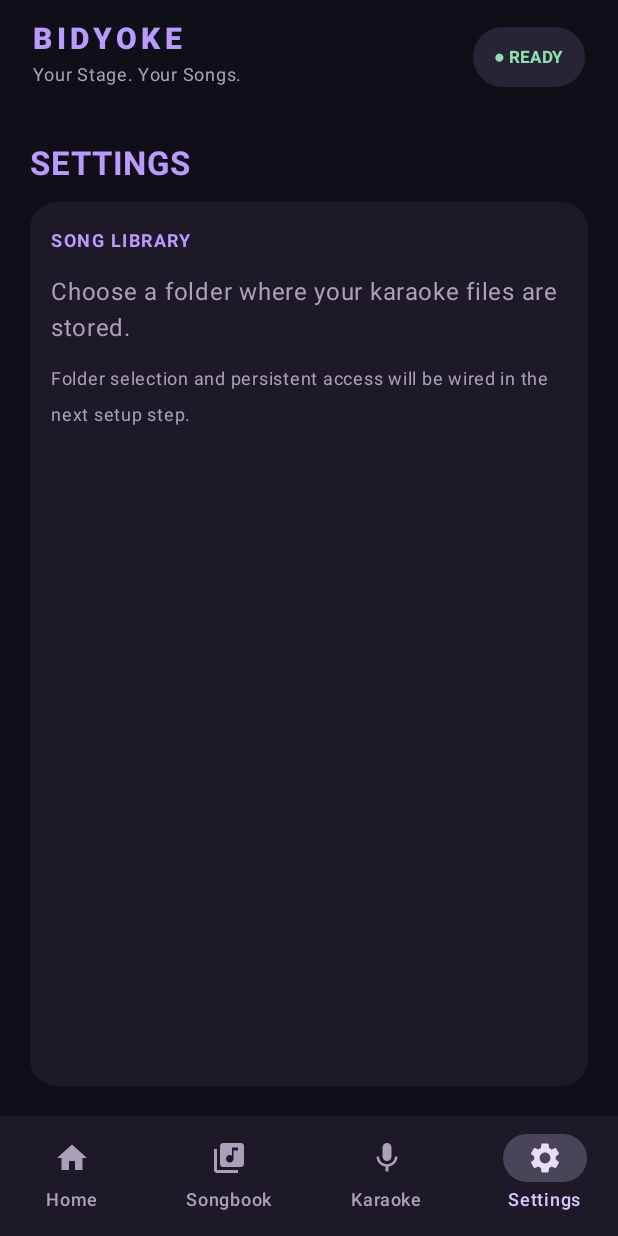
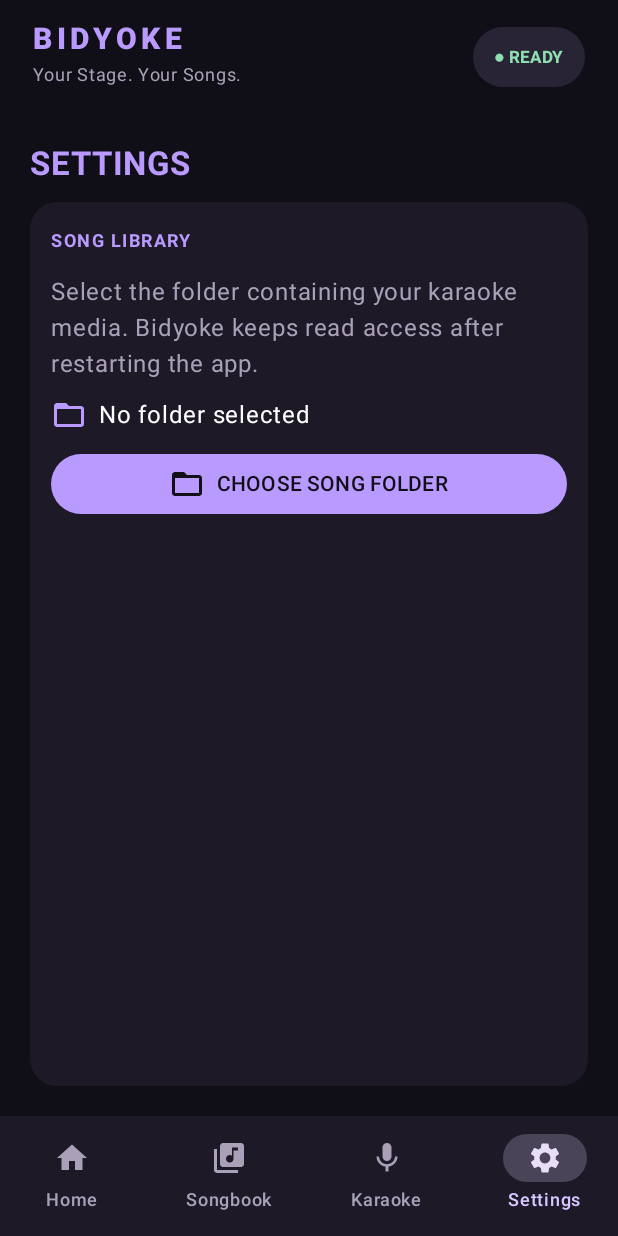
Before and after one commit to mnbvcxz24/Bidyoke, an Android app built with Jetpack Compose: the screen it shows after launch (MainActivity), item 4 of the bottom bar chosen, on a phone screen of 412 x 824 dp. Run offline under Robolectric (Android 15) with nearby library versions, the phone set to English and light mode, and no system bars.

Commit message:
Add persistent karaoke folder selection for debug testing

```diff
--- a/app/src/main/java/com/bidyoke/MainActivity.kt
+++ b/app/src/main/java/com/bidyoke/MainActivity.kt
@@ -1,8 +1,12 @@
 package com.bidyoke
 
+import android.content.Intent
+import android.net.Uri
 import android.os.Bundle
 import androidx.activity.ComponentActivity
+import androidx.activity.compose.rememberLauncherForActivityResult
 import androidx.activity.compose.setContent
+import androidx.activity.result.contract.ActivityResultContracts
 import androidx.compose.foundation.BorderStroke
 import androidx.compose.foundation.background
 import androidx.compose.foundation.clickable
@@ -21,12 +25,15 @@ import androidx.compose.material.icons.filled.Mic
 import androidx.compose.material.icons.filled.PlayArrow
 import androidx.compose.material.icons.filled.Settings
 import androidx.compose.material.icons.filled.QueueMusic
+import androidx.compose.material.icons.filled.FolderOpen
+import androidx.compose.material.icons.filled.Delete
 import androidx.compose.material3.*
 import androidx.compose.runtime.*
 import androidx.compose.ui.Alignment
 import androidx.compose.ui.Modifier
 import androidx.compose.ui.focus.onFocusChanged
 import androidx.compose.ui.graphics.Color
+import androidx.compose.ui.platform.LocalContext
 import androidx.compose.ui.text.font.FontWeight
 import androidx.compose.ui.text.input.KeyboardType
 import androidx.compose.ui.text.style.TextOverflow
@@ -38,6 +45,8 @@ private val Panel = Color(0xFF1D1927)
 private val Raised = Color(0xFF292336)
 private val Violet = Color(0xFFB99AFF)
 private val Muted = Color(0xFFAAA1B8)
+private const val PREFS_NAME = "bidyoke_preferences"
+private const val PREF_SONG_FOLDER = "song_folder_uri"
 
 class MainActivity : ComponentActivity() {
     override fun onCreate(savedInstanceState: Bundle?) {
@@ -73,9 +82,31 @@ private val sampleSongs = listOf(
 
 @Composable
 private fun BidyokeApp() {
+    val context = LocalContext.current
     var destination by remember { mutableStateOf(Destination.HOME) }
     var songNumber by remember { mutableStateOf("") }
     var queue by remember { mutableStateOf(listOf(sampleSongs[1], sampleSongs[3])) }
+    var songFolder by remember {
+        mutableStateOf(
+            context.getSharedPreferences(PREFS_NAME, 0).getString(PREF_SONG_FOLDER, null)
+        )
+    }
+    val folderPicker = rememberLauncherForActivityResult(
+        contract = ActivityResultContracts.OpenDocumentTree()
+    ) { uri: Uri? ->
+        if (uri != null) {
+            try {
+                context.contentResolver.takePersistableUriPermission(
+                    uri, Intent.FLAG_GRANT_READ_URI_PERMISSION
+                )
+                songFolder = uri.toString()
+                context.getSharedPreferences(PREFS_NAME, 0).edit()
+                    .putString(PREF_SONG_FOLDER, uri.toString()).apply()
+            } catch (_: SecurityException) {
+                songFolder = null
+            }
+        }
+    }
     val wide = androidx.compose.ui.platform.LocalConfiguration.current.screenWidthDp >= 700
 
     Column(Modifier.fillMaxSize().background(Ink)) {
@@ -104,7 +135,22 @@ private fun BidyokeApp() {
                     Destination.HOME -> HomeScreen(songNumber, { songNumber = it }, queue, { queue = queue + it }, { destination = Destination.PLAYER })
                     Destination.LIBRARY -> LibraryScreen { song -> queue = queue + song }
                     Destination.PLAYER -> KaraokeScreen()
-                    Destination.SETTINGS -> SettingsScreen()
+                    Destination.SETTINGS -> SettingsScreen(
+                        folderUri = songFolder,
+                        onChooseFolder = { folderPicker.launch(null) },
+                        onClearFolder = {
+                            songFolder?.let { saved ->
+                                try {
+                                    context.contentResolver.releasePersistableUriPermission(
+                                        Uri.parse(saved), Intent.FLAG_GRANT_READ_URI_PERMISSION
+                                    )
+                                } catch (_: SecurityException) { }
+                            }
+                            songFolder = null
+                            context.getSharedPreferences(PREFS_NAME, 0).edit()
+                                .remove(PREF_SONG_FOLDER).apply()
+                        }
+                    )
                 }
             }
         }
@@ -172,7 +218,16 @@ private fun HomeScreen(number: String, onNumberChange: (String) -> Unit, queue:
         }
         SectionCard("IN QUEUE • ${queue.size} SONGS", Modifier.weight(1f).fillMaxHeight()) {
             if (queue.isEmpty()) Text("No song requests yet. Enter a song number to get started.", color = Muted)
-            else LazyColumn(verticalArrangement = Arrangement.spacedBy(8.dp)) { items(queue) { song -> SongRow(song) {} } }
+            else LazyColumn(verticalArrangement = Arrangement.spacedBy(8.dp)) {
+                items(queue) { song ->
+                    Row(verticalAlignment = Alignment.CenterVertically) {
+                        Box(Modifier.weight(1f)) { SongRow(song) {} }
+                        IconButton(onClick = { /* queue editing is intentionally host-only in a later milestone */ }) {
+                            Icon(Icons.Default.QueueMusic, "Queued song", tint = Violet)
+                        }
+                    }
+                }
+            }
             Spacer(Modifier.weight(1f))
             Button(onClick = onOpenPlayer, modifier = Modifier.fillMaxWidth()) {
                 Icon(Icons.Default.PlayArrow, null)
@@ -185,10 +240,23 @@ private fun HomeScreen(number: String, onNumberChange: (String) -> Unit, queue:
 
 @Composable
 private fun LibraryScreen(onAdd: (Song) -> Unit) {
+    var query by remember { mutableStateOf("") }
+    val filtered = sampleSongs.filter {
+        it.number.contains(query.trim(), ignoreCase = true) ||
+            it.title.contains(query.trim(), ignoreCase = true) ||
+            it.artist.contains(query.trim(), ignoreCase = true)
+    }
     Column(Modifier.fillMaxSize().padding(20.dp), verticalArrangement = Arrangement.spacedBy(12.dp)) {
         Text("SONGBOOK", color = Violet, fontSize = 22.sp, fontWeight = FontWeight.Bold)
         Text("Browse by song number, title, or artist. These are sample entries for now.", color = Muted)
-        LazyColumn(verticalArrangement = Arrangement.spacedBy(8.dp)) { items(sampleSongs) { song -> SongRow(song) { onAdd(song) } } }
+        OutlinedTextField(
+            value = query, onValueChange = { query = it }, modifier = Modifier.fillMaxWidth(),
+            label = { Text("Search song number, title, or artist") }, singleLine = true
+        )
+        LazyColumn(verticalArrangement = Arrangement.spacedBy(8.dp)) {
+            items(filtered) { song -> SongRow(song) { onAdd(song) } }
+        }
+        if (filtered.isEmpty()) Text("No matching songs.", color = Muted)
     }
 }
 
@@ -200,30 +268,45 @@ private fun KaraokeScreen() {
                 Column(horizontalAlignment = Alignment.CenterHorizontally) {
                     Icon(Icons.Default.PlayArrow, null, tint = Violet, modifier = Modifier.size(54.dp))
                     Text("KARAOKE VIDEO", color = Violet, fontWeight = FontWeight.Bold, fontSize = 20.sp)
-                    Text("Your song video will appear here", color = Muted)
+                    Text("Video playback will be connected in a later phase.", color = Muted)
                 }
             }
         }
         Surface(color = Panel, shape = RoundedCornerShape(18.dp), modifier = Modifier.fillMaxWidth()) {
             Column(Modifier.fillMaxWidth().padding(20.dp), horizontalAlignment = Alignment.CenterHorizontally, verticalArrangement = Arrangement.spacedBy(8.dp)) {
+                Text("LYRICS PREVIEW", color = Muted, fontSize = 10.sp, letterSpacing = 2.sp)
                 Text("I found a love for me", color = Color.White, fontSize = 23.sp, fontWeight = FontWeight.Bold)
                 Text("Darling, just dive right in", color = Violet, fontSize = 27.sp, fontWeight = FontWeight.ExtraBold)
-                Text("SYNCHRONIZED LYRICS PREVIEW", color = Muted, fontSize = 10.sp, letterSpacing = 2.sp)
             }
         }
     }
 }
 
 @Composable
-private fun SettingsScreen() {
+private fun SettingsScreen(folderUri: String?, onChooseFolder: () -> Unit, onClearFolder: () -> Unit) {
     Column(Modifier.fillMaxSize().padding(20.dp), verticalArrangement = Arrangement.spacedBy(12.dp)) {
         Text("SETTINGS", color = Violet, fontSize = 22.sp, fontWeight = FontWeight.Bold)
         SectionCard("SONG LIBRARY") {
-            Text("Choose a folder where your karaoke files are stored.", color = Muted)
-            Text("Folder selection and persistent access will be wired in the next setup step.", color = Muted, fontSize = 12.sp)
+            Text("Select the folder containing your karaoke media. Bidyoke keeps read access after restarting the app.", color = Muted)
+            Row(verticalAlignment = Alignment.CenterVertically, horizontalArrangement = Arrangement.spacedBy(8.dp)) {
+                Icon(Icons.Default.FolderOpen, null, tint = Violet)
+                Text(if (folderUri == null) "No folder selected" else Uri.parse(folderUri).lastPathSegment ?: "Folder selected", color = Color.White, maxLines = 2, overflow = TextOverflow.Ellipsis, modifier = Modifier.weight(1f))
+            }
+            Button(onClick = onChooseFolder, modifier = Modifier.fillMaxWidth()) {
+                Icon(Icons.Default.FolderOpen, null)
+                Spacer(Modifier.width(8.dp))
+                Text(if (folderUri == null) "CHOOSE SONG FOLDER" else "CHANGE SONG FOLDER")
+            }
+            if (folderUri != null) {
+                TextButton(onClick = onClearFolder) {
+                    Icon(Icons.Default.Delete, null)
+                    Spacer(Modifier.width(6.dp))
+                    Text("Clear selected folder")
+                }
+            }
         }
         SectionCard("AUDIO & DISPLAY") {
-            Text("Microphone, speaker output, lyrics appearance, and TV display settings will be configured in later phases.", color = Muted)
+            Text("Microphone mixing, speaker output, lyrics appearance, and TV display controls are planned for later phases.", color = Muted)
         }
     }
 }
```
